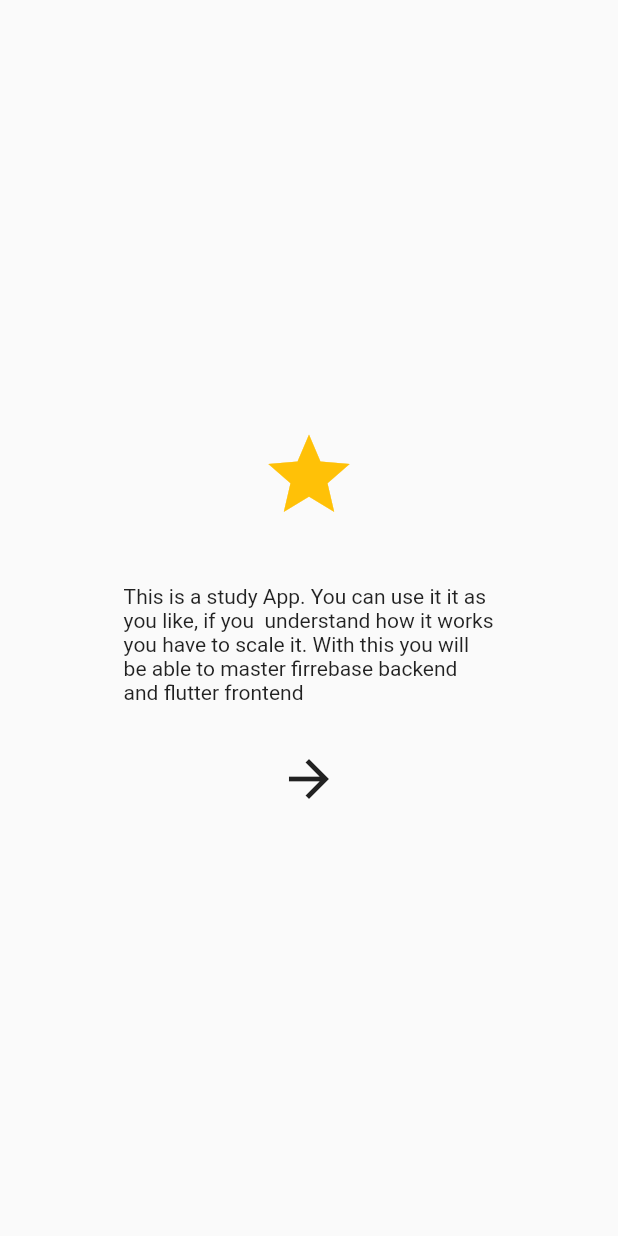
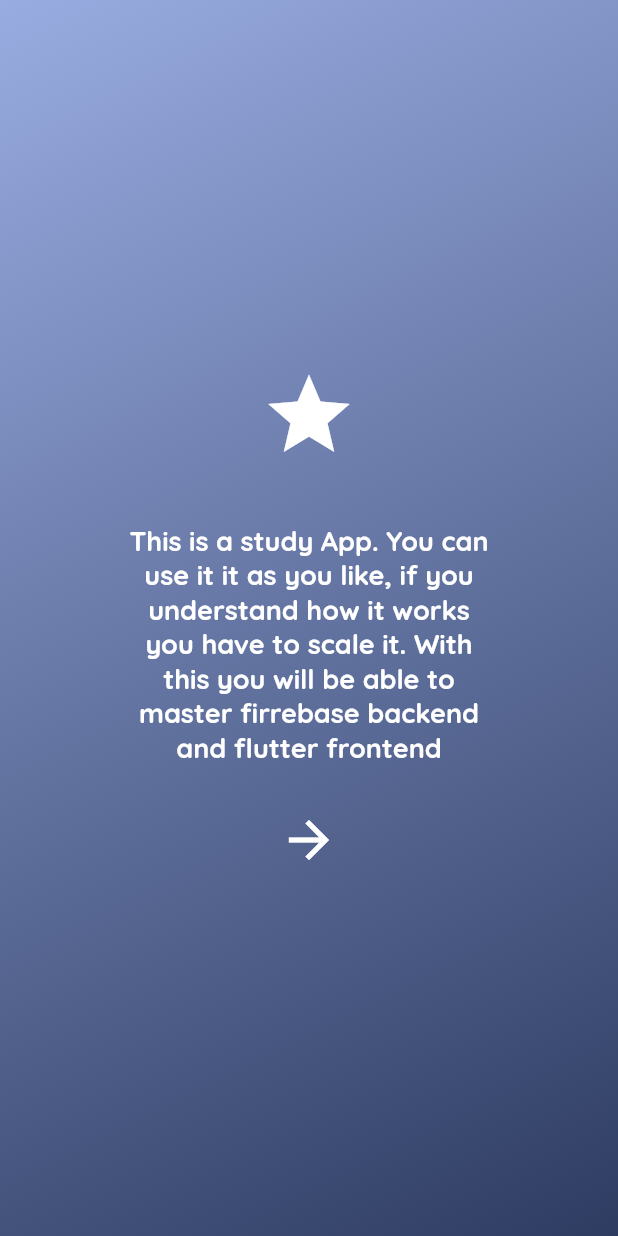
Before and after one commit to dimeprog/study_App, a Flutter app: the screen it shows after launch, on a phone screen of 412 x 824 dp. Run offline on Flutter 3.47's test engine with Material 2 defaults, Android fonts, the phone set to English and light mode, and no system bars; our stand-ins replace cloud_firestore, firebase_core, get, google_fonts; accounts and stored records are empty; statements that could not run were skipped; project files that could hold a hidden picture were left out.

Commit message:
completed the theming of the app

```diff
--- a/study_app/lib/bindings/initial_bindings.dart
+++ b/study_app/lib/bindings/initial_bindings.dart
@@ -1,9 +1,11 @@
 import 'package:get/instance_manager.dart';
 import 'package:study_app/controllers/auth_controller.dart';
+import 'package:study_app/controllers/theme_controller.dart';
 
 class InitailBindings implements Bindings {
   @override
   void dependencies() {
+    Get.put(ThemeController());
     Get.put<AuthController>(AuthController(), permanent: true);
   }
 }
--- /dev/null
+++ b/study_app/lib/configs/app_theme/app_color.dart
@@ -0,0 +1,25 @@
+import 'package:flutter/cupertino.dart';
+import 'package:flutter/material.dart';
+import 'package:study_app/configs/app_theme/app_dark_theme.dart';
+import 'package:study_app/configs/app_theme/app_light_theme.dart';
+import 'package:study_app/configs/app_theme/ui_parameter.dart';
+
+const Color onSurfaceTextColor = Colors.white;
+LinearGradient mainLightLinearGradient = const LinearGradient(
+  begin: Alignment.topLeft,
+  end: Alignment.bottomRight,
+  colors: [primaryColorLight, primaryLightColorLight],
+);
+LinearGradient mainDarkLinearGradient = const LinearGradient(
+  begin: Alignment.topLeft,
+  end: Alignment.bottomRight,
+  colors: [
+    primaryColorDark,
+    primaryDarkColorLight,
+  ],
+);
+
+LinearGradient mainGradient(BuildContext context) =>
+    UiParameter.isDarkMode(context)
+        ? mainDarkLinearGradient
+        : mainLightLinearGradient;
--- /dev/null
+++ b/study_app/lib/configs/app_theme/app_dark_theme.dart
@@ -0,0 +1,20 @@
+import 'package:flutter/material.dart';
+import 'package:study_app/configs/app_theme/sub_theme_data_mixin.dart';
+
+const Color primaryDarkColorLight = Color(0xff2e3c62);
+const Color primaryColorDark = Color(0xFF99ace1);
+const Color mainTextColorDark = Color.fromARGB(255, 40, 40, 40);
+
+class DarkTheme with SubThemeData {
+  buildDarkTheme() {
+    final ThemeData systemDarkTheme = ThemeData.dark();
+    return systemDarkTheme.copyWith(
+      visualDensity: VisualDensity.adaptivePlatformDensity,
+      iconTheme: getIconThemeData(),
+      textTheme: getTextTheme().apply(
+        bodyColor: mainTextColorDark,
+        displayColor: mainTextColorDark,
+      ),
+    );
+  }
+}
--- /dev/null
+++ b/study_app/lib/configs/app_theme/app_light_theme.dart
@@ -0,0 +1,20 @@
+import 'package:flutter/material.dart';
+import 'package:study_app/configs/app_theme/sub_theme_data_mixin.dart';
+
+const Color primaryLightColorLight = Color(0xff3ac3cb);
+const Color primaryColorLight = Color(0xFFf85187);
+const Color mainTextColorLight = Color.fromARGB(255, 40, 40, 40);
+
+class LightTheme with SubThemeData {
+  buildLightTheme() {
+    final ThemeData systemLightTheme = ThemeData.light();
+    return systemLightTheme.copyWith(
+      visualDensity: VisualDensity.adaptivePlatformDensity,
+      iconTheme: getIconThemeData(),
+      textTheme: getTextTheme().apply(
+        bodyColor: mainTextColorLight,
+        displayColor: mainTextColorLight,
+      ),
+    );
+  }
+}
--- /dev/null
+++ b/study_app/lib/controllers/theme_controller.dart
@@ -0,0 +1,23 @@
+import 'package:flutter/material.dart';
+import 'package:get/state_manager.dart';
+import 'package:study_app/configs/app_theme/app_dark_theme.dart';
+import 'package:study_app/configs/app_theme/app_light_theme.dart';
+
+class ThemeController extends GetxController {
+  late ThemeData _darkTheme;
+  late ThemeData _lightTheme;
+
+  @override
+  void onInit() {
+    initialize();
+    super.onInit();
+  }
+
+  void initialize() {
+    _darkTheme = DarkTheme().buildDarkTheme();
+    _lightTheme = LightTheme().buildLightTheme();
+  }
+
+  ThemeData get darkTheme => _darkTheme;
+  ThemeData get lightTheme => _lightTheme;
+}
--- a/study_app/lib/main.dart
+++ b/study_app/lib/main.dart
@@ -2,11 +2,14 @@ import 'package:firebase_core/firebase_core.dart';
 import 'package:flutter/material.dart';
 import 'package:get/get.dart';
 import 'package:study_app/bindings/initial_bindings.dart';
+import 'package:study_app/configs/app_theme/app_light_theme.dart';
+import 'package:study_app/controllers/theme_controller.dart';
 import 'package:study_app/route/app_routes.dart';
 import 'package:study_app/screens/data_uploading_screen.dart';
 import 'package:study_app/firebase_options.dart';
 import 'package:study_app/screens/introduction/app_introduction.dart';
 import 'package:study_app/screens/splash/splash_screen.dart';
+import 'configs/app_theme/app_dark_theme.dart';
 
 Future<void> main() async {
   WidgetsFlutterBinding.ensureInitialized();
@@ -24,7 +27,7 @@ class MyApp extends StatelessWidget {
   Widget build(BuildContext context) {
     return GetMaterialApp(
       debugShowCheckedModeBanner: false,
-      theme: ThemeData.light(),
+      theme: Get.find<ThemeController>().darkTheme,
       home: const SplashScreen(),
       getPages: AppRoutes.routes(),
     );
--- a/study_app/lib/screens/introduction/app_introduction.dart
+++ b/study_app/lib/screens/introduction/app_introduction.dart
@@ -1,6 +1,8 @@
 import 'package:flutter/material.dart';
 import 'package:get/get.dart';
 import 'package:study_app/widgets/app_circle_button.dart';
+
+import '../../configs/app_theme/app_color.dart';
 
 class AppIntroductionScreen extends StatelessWidget {
   const AppIntroductionScreen({super.key});
@@ -9,6 +11,9 @@ class AppIntroductionScreen extends StatelessWidget {
   Widget build(BuildContext context) {
     return Scaffold(
       body: Container(
+        decoration: BoxDecoration(
+          gradient: mainGradient(context),
+        ),
         child: Padding(
           padding: EdgeInsets.symmetric(horizontal: Get.width * .2),
           child: Column(
@@ -16,14 +21,20 @@ class AppIntroductionScreen extends StatelessWidget {
             children: [
               const Icon(
                 Icons.star,
-                color: Colors.amber,
                 size: 65,
               ),
               const SizedBox(
                 height: 40,
               ),
               const Text(
-                  'This is a study App. You can use it it as you like, if you  understand how it works you have to scale it. With this you will be able to master firrebase backend and flutter frontend'),
+                'This is a study App. You can use it it as you like, if you  understand how it works you have to scale it. With this you will be able to master firrebase backend and flutter frontend',
+                textAlign: TextAlign.center,
+                style: TextStyle(
+                  fontSize: 18,
+                  color: onSurfaceTextColor,
+                  fontWeight: FontWeight.bold,
+                ),
+              ),
               const SizedBox(
                 height: 30,
               ),
--- a/study_app/lib/screens/splash/splash_screen.dart
+++ b/study_app/lib/screens/splash/splash_screen.dart
@@ -1,4 +1,5 @@
 import 'package:flutter/material.dart';
+import 'package:study_app/configs/app_theme/app_color.dart';
 
 class SplashScreen extends StatelessWidget {
   const SplashScreen({super.key});
@@ -8,6 +9,9 @@ class SplashScreen extends StatelessWidget {
     return Scaffold(
       body: Container(
         alignment: Alignment.center,
+        decoration: BoxDecoration(
+          gradient: mainGradient(context),
+        ),
         child: Image.asset(
           'assets/images/app_splash_logo.png',
           width: 200,
--- a/study_app/lib/widgets/app_circle_button.dart
+++ b/study_app/lib/widgets/app_circle_button.dart
@@ -17,7 +17,9 @@ class AppCircleButton extends StatelessWidget {
   @override
   Widget build(BuildContext context) {
     return Material(
-      shape: CircleBorder(),
+      type: MaterialType.transparency,
+      clipBehavior: Clip.hardEdge,
+      shape: const CircleBorder(),
       child: InkWell(
         onTap: onPress,
         child: child,
```
Also changed, not shown: study_app/lib/configs/app_theme/sub_theme_data_mixin.dart (added, +23 -0 lines), study_app/lib/configs/app_theme/ui_parameter.dart (added, +7 -0 lines), study_app/pubspec.yaml (+1 -7 lines), study_app/pubspec.lock, 1 other file.
